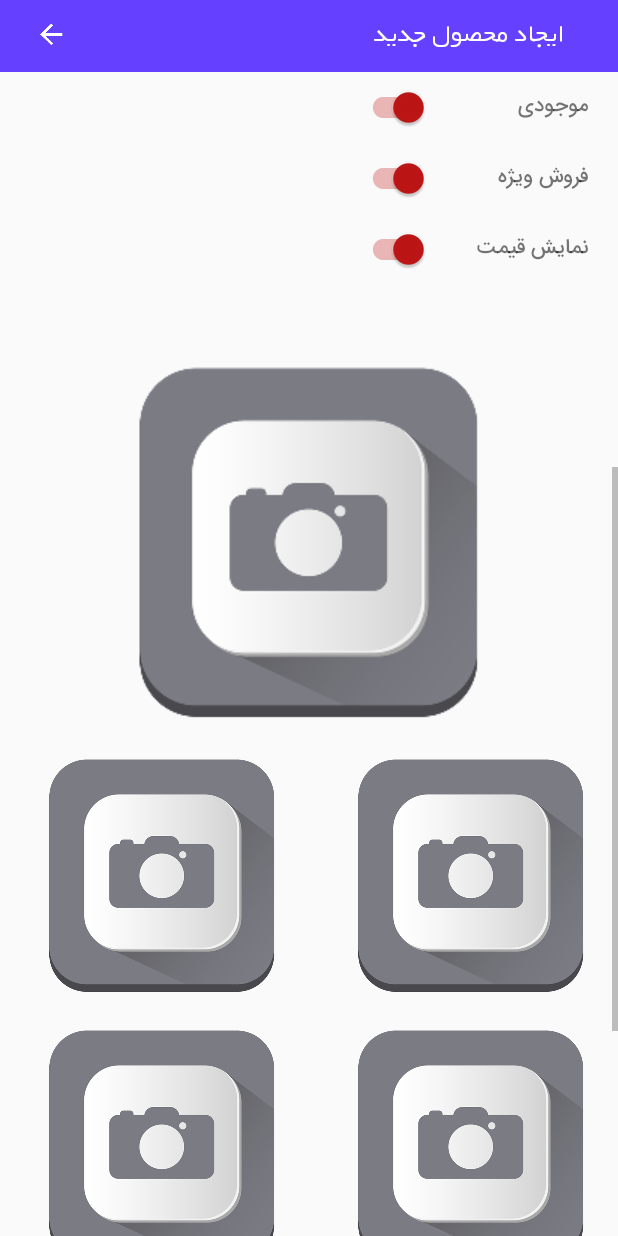
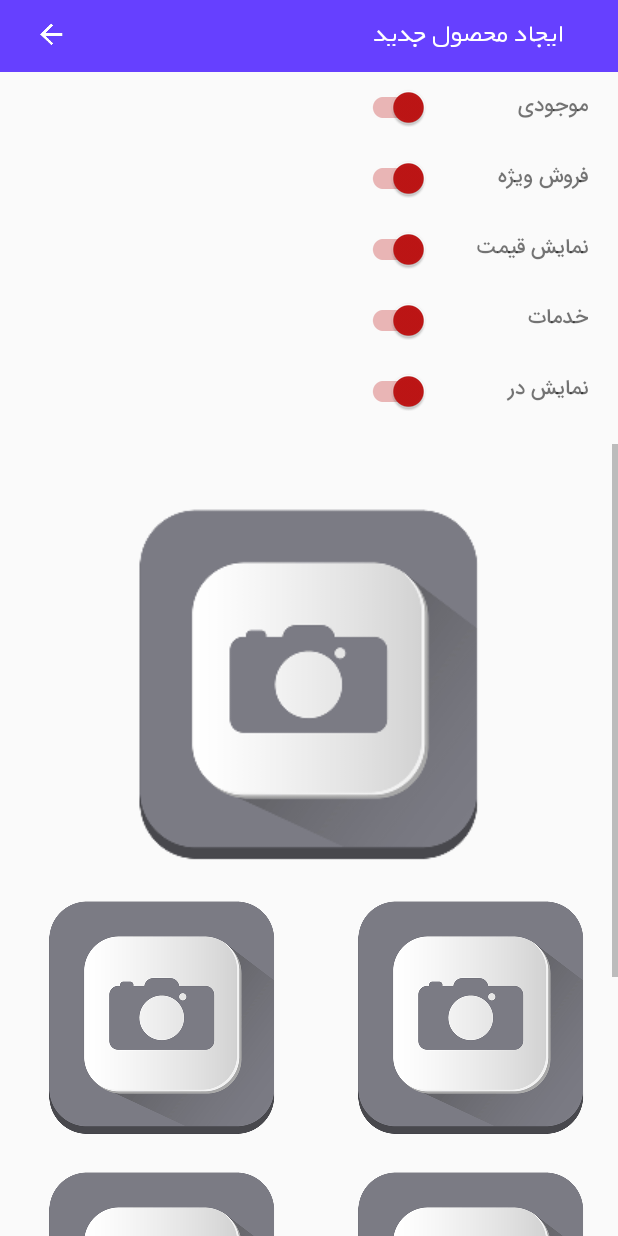
Before and after one commit to worldsat/KoshanGazAdmin, an Android app: the New_Product screen opened directly, with no data from a screen before it, scrolled down 542 dp, on a phone screen of 412 x 824 dp. Run offline under Robolectric (Android 15) with nearby library versions, the phone set to English and light mode, and no system bars; our stand-ins replace Volley; libraries missing offline, so code that uses them is left out: com.afollestad.materialdialogs; pictures from the network do not load.

Commit message:
نمایش محصولات جدید-خدمات

```diff
--- a/app/src/main/res/layout/activity_new_product.xml
+++ b/app/src/main/res/layout/activity_new_product.xml
@@ -332,6 +332,68 @@
                         android:layout_weight="0.5" />
 
                 </LinearLayout>
+                <LinearLayout
+                    android:layout_width="match_parent"
+                    android:layout_height="match_parent"
+                    android:layout_marginLeft="200dp"
+                    android:layout_marginRight="20dp"
+                    android:layout_marginTop="20dp"
+                    android:gravity="right"
+                    android:orientation="horizontal">
+
+                    <android.support.v7.widget.SwitchCompat
+                        android:id="@+id/switchKhadamat"
+                        android:layout_width="0dp"
+                        android:layout_height="wrap_content"
+                        android:layout_marginRight="20dp"
+                        android:layout_weight="0.5"
+                        android:checked="true"
+                        android:theme="@style/MySwitch"
+                        android:visibility="visible" />
+
+                    <TextView
+                        android:id="@+id/specialSwith5"
+                        android:layout_width="0dp"
+                        android:layout_height="match_parent"
+                        android:layout_gravity="right"
+                        android:fontFamily="@font/sans_bold"
+                        android:gravity="center_vertical"
+                        android:text="خدمات تعمیرات"
+                        android:visibility="visible"
+                        android:layout_weight="0.5" />
+
+                </LinearLayout>
+                <LinearLayout
+                    android:layout_width="match_parent"
+                    android:layout_height="match_parent"
+                    android:layout_marginLeft="200dp"
+                    android:layout_marginRight="20dp"
+                    android:layout_marginTop="20dp"
+                    android:gravity="right"
+                    android:orientation="horizontal">
+
+                    <android.support.v7.widget.SwitchCompat
+                        android:id="@+id/switchNewProduct"
+                        android:layout_width="0dp"
+                        android:layout_height="wrap_content"
+                        android:layout_marginRight="20dp"
+                        android:layout_weight="0.5"
+                        android:checked="true"
+                        android:theme="@style/MySwitch"
+                        android:visibility="visible" />
+
+                    <TextView
+                        android:id="@+id/specialSwith3"
+                        android:layout_width="0dp"
+                        android:layout_height="match_parent"
+                        android:layout_gravity="right"
+                        android:fontFamily="@font/sans_bold"
+                        android:gravity="center_vertical"
+                        android:text="نمایش در جدید ترین محصولات"
+                        android:visibility="visible"
+                        android:layout_weight="0.5" />
+
+                </LinearLayout>
                 <RelativeLayout
                     android:layout_width="match_parent"
                     android:layout_height="match_parent">
```
Also changed, not shown: app/src/main/java/ir/koshangas/pasargad/DateVolley.java (+5 -2 lines), app/src/main/java/ir/koshangas/pasargad/product/New_Product.java (+55 -13 lines).
